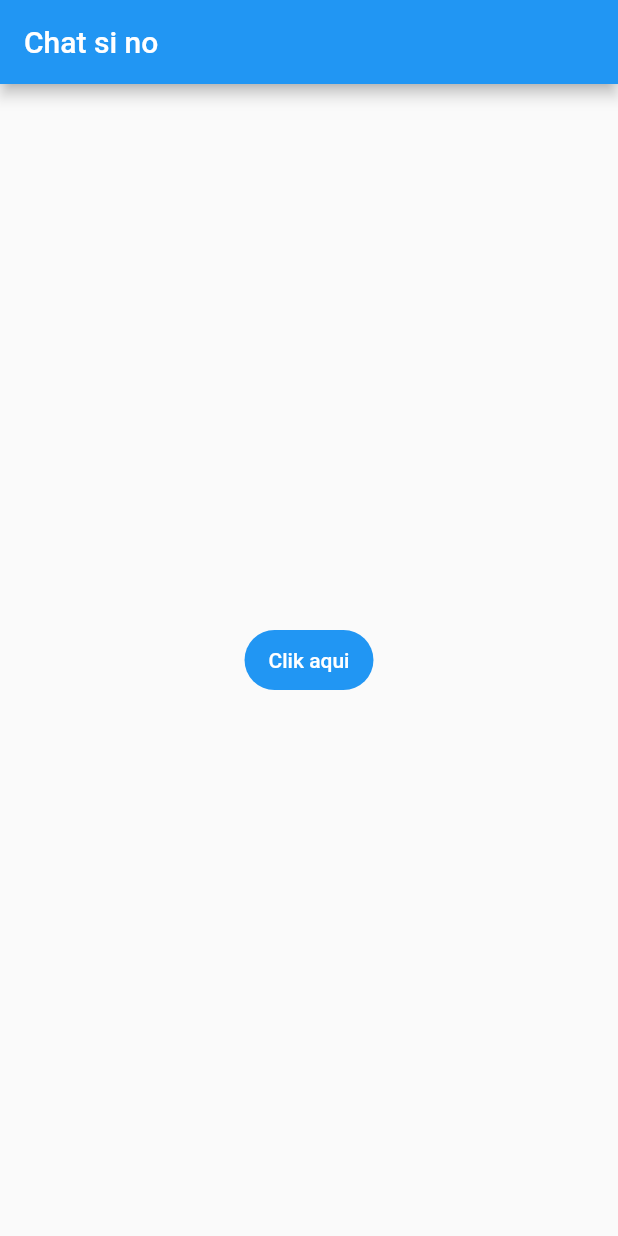
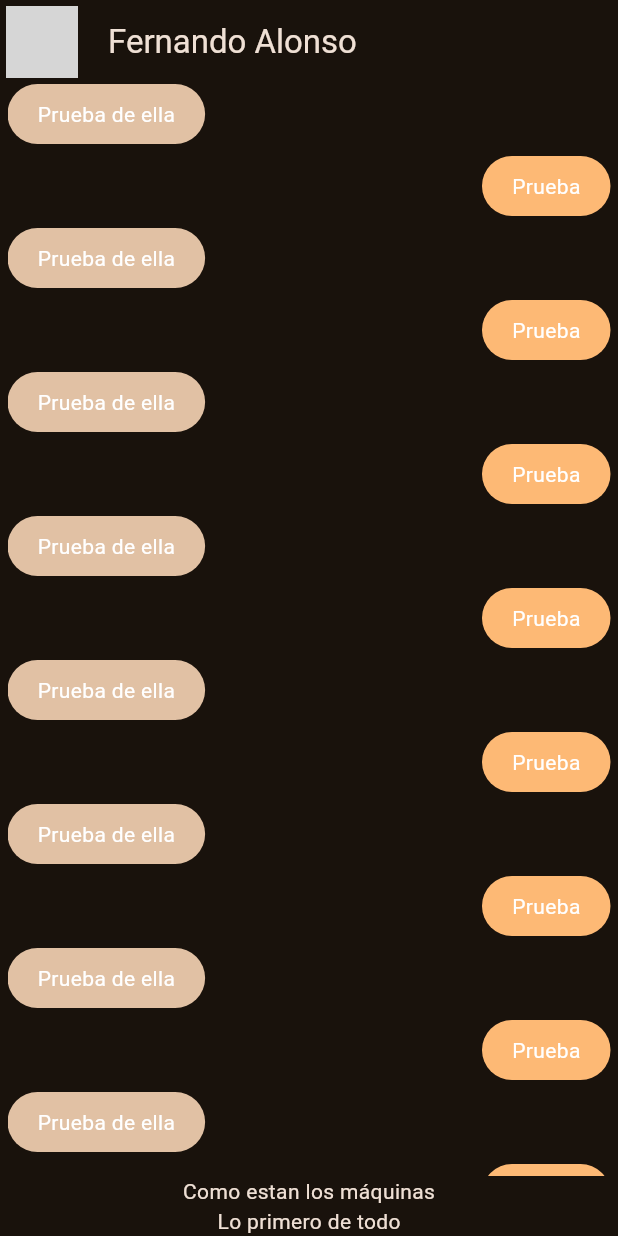
Before and after one commit to Gaan21/Flutter, a Flutter app: the screen it shows after launch, on a phone screen of 412 x 824 dp. Run offline on Flutter 3.47's test engine with Material 2 defaults, Android fonts, the phone set to English and light mode, and no system bars; network calls fail; grey boxes are pictures that could not be loaded.

Commit message:
Chat en progreso

```diff
--- /dev/null
+++ b/chat_si_no/lib/config/theme/app_theme.dart
@@ -0,0 +1,30 @@
+import 'package:flutter/material.dart';
+
+const Color _customColor = Color(0xff49149f);
+
+const List<Color> _colorThemes = [
+  _customColor,
+  Colors.blue,
+  Colors.teal,
+  Colors.green,
+  Colors.yellow,
+  Colors.orange,
+  Colors.pink,
+];
+
+class AppTheme {
+  final int colorSeleccionado;
+
+  AppTheme({
+    this.colorSeleccionado = 0,
+  }) : assert(colorSeleccionado >= 0 && colorSeleccionado < _colorThemes.length,
+            "Los colores deben estar entre 0 y ${_colorThemes.length - 1}");
+
+  ThemeData tema() {
+    return ThemeData(
+      useMaterial3: true,
+      colorSchemeSeed: _colorThemes[colorSeleccionado],
+      brightness: Brightness.dark,
+    );
+  }
+}
--- a/chat_si_no/lib/main.dart
+++ b/chat_si_no/lib/main.dart
@@ -1,3 +1,5 @@
+import 'package:chat_si_no/config/theme/app_theme.dart';
+import 'package:chat_si_no/presentation/screens/chat/chat_screen.dart';
 import 'package:flutter/material.dart';
 
 void main() => runApp(const MyApp());
@@ -9,18 +11,9 @@ class MyApp extends StatelessWidget {
   Widget build(BuildContext context) {
     return MaterialApp(
       title: "Chat",
+      theme: AppTheme(colorSeleccionado: 5).tema(),
       debugShowCheckedModeBanner: false,
-      home: Scaffold(
-        appBar: AppBar(
-          title: const Text("Chat si no"),
-        ),
-        body: Center(
-          child: FilledButton.tonal(
-            onPressed: () {},
-            child: const Text("Clik aqui"),
-          ),
-        ),
-      ),
+      home: const ChatScreen(),
     );
   }
 }
--- /dev/null
+++ b/chat_si_no/lib/presentation/screens/chat/chat_screen.dart
@@ -0,0 +1,55 @@
+import 'package:chat_si_no/presentation/widgets/chat/her_message_bubble.dart';
+import 'package:chat_si_no/presentation/widgets/chat/my_message_bubble.dart';
+import 'package:flutter/material.dart';
+
+class ChatScreen extends StatelessWidget {
+  const ChatScreen({
+    super.key,
+  });
+
+  @override
+  Widget build(BuildContext context) {
+    return Scaffold(
+      //Duda al sacar el widget AppBar
+      appBar: AppBar(
+        leading: const Padding(
+          padding: EdgeInsets.all(4.0),
+          child: CircleAvatar(
+            backgroundImage: NetworkImage(
+                "https://img.bekia.es/celebrities/th/0000/136-th2.jpg"),
+          ),
+        ),
+        title: const Text("Fernando Alonso"),
+        centerTitle: false,
+      ),
+      body: _chatView(),
+    );
+  }
+}
+
+class _chatView extends StatelessWidget {
+  @override
+  Widget build(BuildContext context) {
+    return SafeArea(
+      child: Padding(
+        padding: const EdgeInsets.symmetric(horizontal: 5),
+        child: Column(
+          children: [
+            Expanded(
+              child: ListView.builder(
+                itemCount: 100,
+                itemBuilder: (context, index) {
+                  return (index % 2 == 0)
+                      ? const HerMessageBubble()
+                      : const MyMessageBubble();
+                },
+              ),
+            ),
+            Text("Como estan los máquinas"),
+            Text("Lo primero de todo"),
+          ],
+        ),
+      ),
+    );
+  }
+}
--- /dev/null
+++ b/chat_si_no/lib/presentation/widgets/chat/her_message_bubble.dart
@@ -0,0 +1,34 @@
+import 'package:flutter/material.dart';
+
+class HerMessageBubble extends StatelessWidget {
+  const HerMessageBubble({super.key});
+
+  @override
+  Widget build(BuildContext context) {
+    final colors = Theme.of(context).colorScheme;
+    return Column(
+      crossAxisAlignment: CrossAxisAlignment.start,
+      children: [
+        Container(
+          decoration: BoxDecoration(
+            color: colors.secondary,
+            borderRadius: BorderRadius.circular(20),
+          ),
+          child: const Padding(
+            padding: EdgeInsets.symmetric(
+              horizontal: 20,
+              vertical: 10,
+            ),
+            child: Text(
+              "Prueba de ella",
+              style: TextStyle(color: Colors.white),
+            ),
+          ),
+        ),
+        const SizedBox(
+          height: 8,
+        )
+      ],
+    );
+  }
+}
--- /dev/null
+++ b/chat_si_no/lib/presentation/widgets/chat/my_message_bubble.dart
@@ -0,0 +1,34 @@
+import 'package:flutter/material.dart';
+
+class MyMessageBubble extends StatelessWidget {
+  const MyMessageBubble({super.key});
+
+  @override
+  Widget build(BuildContext context) {
+    final colors = Theme.of(context).colorScheme;
+    return Column(
+      crossAxisAlignment: CrossAxisAlignment.end,
+      children: [
+        Container(
+          decoration: BoxDecoration(
+            color: colors.primary,
+            borderRadius: BorderRadius.circular(20),
+          ),
+          child: const Padding(
+            padding: EdgeInsets.symmetric(
+              horizontal: 20,
+              vertical: 10,
+            ),
+            child: Text(
+              "Prueba",
+              style: TextStyle(color: Colors.white),
+            ),
+          ),
+        ),
+        const SizedBox(
+          height: 8,
+        )
+      ],
+    );
+  }
+}
```
